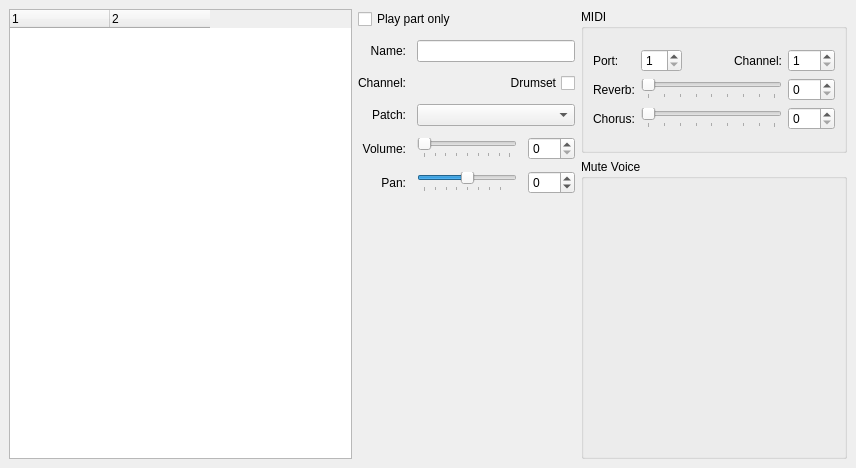
Above: mscore/mixer.ui from Obliquely/MuseScore before the change. Below: the same form after it.
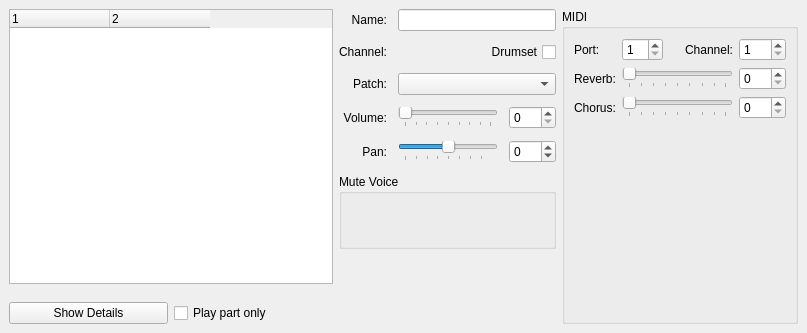
That is the form after the change.

Commit message: Context menu + experiment with show/hide details

```diff
--- a/mscore/mixer.ui
+++ b/mscore/mixer.ui
@@ -9,8 +9,8 @@
    <rect>
     <x>0</x>
     <y>0</y>
-    <width>856</width>
-    <height>468</height>
+    <width>807</width>
+    <height>333</height>
    </rect>
   </property>
   <property name="focusPolicy">
@@ -28,10 +28,7 @@
   <widget class="QWidget" name="dockWidgetContents">
    <layout class="QGridLayout" name="gridLayout_3">
     <item row="0" column="0">
-     <layout class="QGridLayout" name="mainGrid" columnstretch="2,0,0,0">
-      <item row="1" column="3">
-       <layout class="QGridLayout" name="gridLayout"/>
-      </item>
+     <layout class="QGridLayout" name="mainGrid" columnstretch="2,0,0">
       <item row="1" column="0">
        <widget class="QTreeWidget" name="mixerTreeWidget">
         <property name="sizePolicy">
@@ -76,235 +73,8 @@
         </column>
        </widget>
       </item>
-      <item row="1" column="1">
-       <layout class="QGridLayout" name="soundGroupBox">
-        <property name="spacing">
-         <number>11</number>
-        </property>
-        <item row="7" column="0">
-         <widget class="QLabel" name="labelPan">
-          <property name="text">
-           <string>Pan:</string>
-          </property>
-          <property name="alignment">
-           <set>Qt::AlignRight|Qt::AlignTrailing|Qt::AlignVCenter</set>
-          </property>
-         </widget>
-        </item>
-        <item row="7" column="2">
-         <widget class="QDoubleSpinBox" name="panSpinBox">
-          <property name="toolTip">
-           <string>Pan</string>
-          </property>
-          <property name="decimals">
-           <number>0</number>
-          </property>
-          <property name="minimum">
-           <double>-63.000000000000000</double>
-          </property>
-          <property name="maximum">
-           <double>64.000000000000000</double>
-          </property>
-         </widget>
-        </item>
-        <item row="2" column="1" colspan="2">
-         <layout class="QHBoxLayout" name="horizontalLayout_4">
-          <item>
-           <widget class="QLabel" name="channelLabel">
-            <property name="toolTip">
-             <string>Channel name</string>
-            </property>
-            <property name="text">
-             <string/>
-            </property>
-           </widget>
-          </item>
-          <item>
-           <widget class="QCheckBox" name="drumkitCheck">
-            <property name="sizePolicy">
-             <sizepolicy hsizetype="Preferred" vsizetype="Fixed">
-              <horstretch>0</horstretch>
-              <verstretch>0</verstretch>
-             </sizepolicy>
-            </property>
-            <property name="layoutDirection">
-             <enum>Qt::RightToLeft</enum>
-            </property>
-            <property name="text">
-             <string>Drumset</string>
-            </property>
-           </widget>
-          </item>
-         </layout>
-        </item>
-        <item row="3" column="0" rowspan="2">
-         <widget class="QLabel" name="labelPatch">
-          <property name="text">
-           <string>Patch:</string>
-          </property>
-          <property name="alignment">
-           <set>Qt::AlignRight|Qt::AlignTrailing|Qt::AlignVCenter</set>
-          </property>
-         </widget>
-        </item>
-        <item row="1" column="1" colspan="2">
-         <widget class="QLineEdit" name="partNameLineEdit">
-          <property name="toolTip">
-           <string>Part name</string>
-          </property>
-         </widget>
-        </item>
-        <item row="2" column="0">
-         <widget class="QLabel" name="labelChannel">
-          <property name="text">
-           <string>Channel:</string>
-          </property>
-          <property name="alignment">
-           <set>Qt::AlignRight|Qt::AlignTrailing|Qt::AlignVCenter</set>
-          </property>
-         </widget>
-        </item>
-        <item row="1" column="0">
-         <widget class="QLabel" name="labelName">
-          <property name="text">
-           <string>Name:</string>
-          </property>
-          <property name="alignment">
-           <set>Qt::AlignRight|Qt::AlignTrailing|Qt::AlignVCenter</set>
-          </property>
-         </widget>
-        </item>
-        <item row="3" column="1" rowspan="2" colspan="2">
-         <widget class="QComboBox" name="patchCombo">
-          <property name="sizePolicy">
-           <sizepolicy hsizetype="Expanding" vsizetype="Fixed">
-            <horstretch>0</horstretch>
-            <verstretch>0</verstretch>
-           </sizepolicy>
-          </property>
-          <property name="minimumSize">
-           <size>
-            <width>100</width>
-            <height>0</height>
-           </size>
-          </property>
-          <property name="toolTip">
-           <string>Patch voice</string>
-          </property>
-         </widget>
-        </item>
-        <item row="7" column="1">
-         <widget class="QSlider" name="panSlider">
-          <property name="minimumSize">
-           <size>
-            <width>100</width>
-            <height>0</height>
-           </size>
-          </property>
-          <property name="toolTip">
-           <string>Pan</string>
-          </property>
-          <property name="minimum">
-           <number>-63</number>
-          </property>
-          <property name="maximum">
-           <number>63</number>
-          </property>
-          <property name="pageStep">
-           <number>16</number>
-          </property>
-          <property name="orientation">
-           <enum>Qt::Horizontal</enum>
-          </property>
-          <property name="tickPosition">
-           <enum>QSlider::TicksBelow</enum>
-          </property>
-          <property name="tickInterval">
-           <number>16</number>
-          </property>
-         </widget>
-        </item>
-        <item row="5" column="1" rowspan="2">
-         <widget class="QSlider" name="volumeSlider">
-          <property name="minimumSize">
-           <size>
-            <width>100</width>
-            <height>0</height>
-           </size>
-          </property>
-          <property name="toolTip">
-           <string>Volume</string>
-          </property>
-          <property name="styleSheet">
-           <string notr="true"/>
-          </property>
-          <property name="minimum">
-           <number>0</number>
-          </property>
-          <property name="maximum">
-           <number>127</number>
-          </property>
-          <property name="pageStep">
-           <number>16</number>
-          </property>
-          <property name="orientation">
-           <enum>Qt::Horizontal</enum>
-          </property>
-          <property name="tickPosition">
-           <enum>QSlider::TicksBelow</enum>
-          </property>
-          <property name="tickInterval">
-           <number>16</number>
-          </property>
-         </widget>
-        </item>
-        <item row="5" column="2" rowspan="2">
-         <widget class="QDoubleSpinBox" name="volumeSpinBox">
-          <property name="toolTip">
-           <string>Volume</string>
-          </property>
-          <property name="decimals">
-           <number>0</number>
-          </property>
-          <property name="maximum">
-           <double>127.000000000000000</double>
-          </property>
-         </widget>
-        </item>
-        <item row="5" column="0" rowspan="2">
-         <widget class="QLabel" name="labelVolume">
-          <property name="text">
-           <string>Volume:</string>
-          </property>
-          <property name="alignment">
-           <set>Qt::AlignRight|Qt::AlignTrailing|Qt::AlignVCenter</set>
-          </property>
-         </widget>
-        </item>
-        <item row="8" column="0">
-         <spacer name="verticalSpacer">
-          <property name="orientation">
-           <enum>Qt::Vertical</enum>
-          </property>
-          <property name="sizeHint" stdset="0">
-           <size>
-            <width>20</width>
-            <height>40</height>
-           </size>
-          </property>
-         </spacer>
-        </item>
-        <item row="0" column="0" colspan="3">
-         <widget class="QCheckBox" name="partOnlyCheckBox">
-          <property name="text">
-           <string>Play part only</string>
-          </property>
-         </widget>
-        </item>
-       </layout>
-      </item>
-      <item row="1" column="2">
-       <layout class="QVBoxLayout" name="verticalLayout">
+      <item row="1" column="2" rowspan="2">
+       <layout class="QVBoxLayout" name="midiAndMuteLayout">
         <item>
          <widget class="QGroupBox" name="midiGroupBox">
           <property name="sizePolicy">
@@ -334,42 +104,16 @@
           <layout class="QGridLayout" name="gridLayout_2">
            <item row="0" column="0">
             <layout class="QGridLayout" name="midiGrid">
-             <item row="2" column="1" colspan="3">
-              <widget class="QSlider" name="chorusSlider">
-               <property name="minimumSize">
-                <size>
-                 <width>75</width>
-                 <height>0</height>
-                </size>
-               </property>
+             <item row="2" column="4">
+              <widget class="QDoubleSpinBox" name="chorusSpinBox">
                <property name="toolTip">
                 <string>MIDI OUT chorus</string>
                </property>
+               <property name="decimals">
+                <number>0</number>
+               </property>
                <property name="maximum">
-                <number>127</number>
-               </property>
-               <property name="orientation">
-                <enum>Qt::Horizontal</enum>
-               </property>
-               <property name="tickPosition">
-                <enum>QSlider::TicksBelow</enum>
-               </property>
-               <property name="tickInterval">
-                <number>16</number>
-               </property>
-              </widget>
-             </item>
-             <item row="1" column="0">
-              <widget class="QLabel" name="labelReverb">
-               <property name="text">
-                <string>Reverb:</string>
-               </property>
-              </widget>
-             </item>
-             <item row="0" column="0">
-              <widget class="QLabel" name="labelPort">
-               <property name="text">
-                <string>Port:</string>
+                <double>127.000000000000000</double>
                </property>
               </widget>
              </item>
@@ -380,6 +124,19 @@
                </property>
               </widget>
              </item>
+             <item row="0" column="2">
+              <spacer name="horizontalSpacer">
+               <property name="orientation">
+                <enum>Qt::Horizontal</enum>
+               </property>
+               <property name="sizeHint" stdset="0">
+                <size>
+                 <width>10</width>
+                 <height>20</height>
+                </size>
+               </property>
+              </spacer>
+             </item>
              <item row="0" column="4">
               <widget class="QSpinBox" name="channelSpinBox">
                <property name="toolTip">
@@ -400,29 +157,28 @@
                </property>
               </widget>
              </item>
-             <item row="1" column="4">
-              <widget class="QDoubleSpinBox" name="reverbSpinBox">
-               <property name="toolTip">
-                <string>MIDI OUT reverb</string>
+             <item row="2" column="1" colspan="3">
+              <widget class="QSlider" name="chorusSlider">
+               <property name="minimumSize">
+                <size>
+                 <width>75</width>
+                 <height>0</height>
+                </size>
                </property>
-               <property name="decimals">
-                <number>0</number>
-               </property>
-               <property name="maximum">
-                <double>127.000000000000000</double>
-               </property>
-              </widget>
-             </item>
-             <item row="2" column="4">
-              <widget class="QDoubleSpinBox" name="chorusSpinBox">
                <property name="toolTip">
                 <string>MIDI OUT chorus</string>
                </property>
-               <property name="decimals">
-                <number>0</number>
-               </property>
                <property name="maximum">
-                <double>127.000000000000000</double>
+                <number>127</number>
+               </property>
+               <property name="orientation">
+                <enum>Qt::Horizontal</enum>
+               </property>
+               <property name="tickPosition">
+                <enum>QSlider::TicksBelow</enum>
+               </property>
+               <property name="tickInterval">
+                <number>16</number>
                </property>
               </widget>
              </item>
@@ -439,6 +195,13 @@
                </property>
               </widget>
              </item>
+             <item row="1" column="0">
+              <widget class="QLabel" name="labelReverb">
+               <property name="text">
+                <string>Reverb:</string>
+               </property>
+              </widget>
+             </item>
              <item row="1" column="1" colspan="3">
               <widget class="QSlider" name="reverbSlider">
                <property name="minimumSize">
@@ -464,15 +227,35 @@
                </property>
               </widget>
              </item>
-             <item row="0" column="2">
-              <spacer name="horizontalSpacer">
+             <item row="0" column="0">
+              <widget class="QLabel" name="labelPort">
+               <property name="text">
+                <string>Port:</string>
+               </property>
+              </widget>
+             </item>
+             <item row="1" column="4">
+              <widget class="QDoubleSpinBox" name="reverbSpinBox">
+               <property name="toolTip">
+                <string>MIDI OUT reverb</string>
+               </property>
+               <property name="decimals">
+                <number>0</number>
+               </property>
+               <property name="maximum">
+                <double>127.000000000000000</double>
+               </property>
+              </widget>
+             </item>
+             <item row="3" column="0" colspan="5">
+              <spacer name="verticalSpacer_3">
                <property name="orientation">
-                <enum>Qt::Horizontal</enum>
+                <enum>Qt::Vertical</enum>
                </property>
                <property name="sizeHint" stdset="0">
                 <size>
-                 <width>40</width>
-                 <height>20</height>
+                 <width>20</width>
+                 <height>40</height>
                 </size>
                </property>
               </spacer>
@@ -482,7 +265,196 @@
           </layout>
          </widget>
         </item>
+       </layout>
+      </item>
+      <item row="2" column="0">
+       <layout class="QHBoxLayout" name="horizontalLayout">
+        <property name="topMargin">
+         <number>12</number>
+        </property>
         <item>
+         <widget class="QPushButton" name="showDetailsButton">
+          <property name="text">
+           <string>Show Details</string>
+          </property>
+         </widget>
+        </item>
+        <item>
+         <widget class="QCheckBox" name="partOnlyCheckBox">
+          <property name="text">
+           <string>Play part only</string>
+          </property>
+         </widget>
+        </item>
+       </layout>
+      </item>
+      <item row="1" column="1" rowspan="2">
+       <layout class="QGridLayout" name="patchDetailsLayout">
+        <property name="spacing">
+         <number>11</number>
+        </property>
+        <item row="7" column="1">
+         <widget class="QSlider" name="panSlider">
+          <property name="minimumSize">
+           <size>
+            <width>100</width>
+            <height>0</height>
+           </size>
+          </property>
+          <property name="toolTip">
+           <string>Pan</string>
+          </property>
+          <property name="minimum">
+           <number>-63</number>
+          </property>
+          <property name="maximum">
+           <number>63</number>
+          </property>
+          <property name="pageStep">
+           <number>16</number>
+          </property>
+          <property name="orientation">
+           <enum>Qt::Horizontal</enum>
+          </property>
+          <property name="tickPosition">
+           <enum>QSlider::TicksBelow</enum>
+          </property>
+          <property name="tickInterval">
+           <number>16</number>
+          </property>
+         </widget>
+        </item>
+        <item row="5" column="1" rowspan="2">
+         <widget class="QSlider" name="volumeSlider">
+          <property name="minimumSize">
+           <size>
+            <width>100</width>
+            <height>0</height>
+           </size>
+          </property>
+          <property name="toolTip">
+           <string>Volume</string>
+          </property>
+          <property name="styleSheet">
+           <string notr="true"/>
+          </property>
+          <property name="minimum">
+           <number>0</number>
+          </property>
+          <property name="maximum">
+           <number>127</number>
+          </property>
+          <property name="pageStep">
+           <number>16</number>
+          </property>
+          <property name="orientation">
+           <enum>Qt::Horizontal</enum>
+          </property>
+          <property name="tickPosition">
+           <enum>QSlider::TicksBelow</enum>
+          </property>
+          <property name="tickInterval">
+           <number>16</number>
+          </property>
+         </widget>
+        </item>
+        <item row="1" column="1" colspan="2">
+         <widget class="QLineEdit" name="partNameLineEdit">
+          <property name="toolTip">
+           <string>Part name</string>
+          </property>
+         </widget>
+        </item>
+        <item row="5" column="2" rowspan="2">
+         <widget class="QDoubleSpinBox" name="volumeSpinBox">
+          <property name="toolTip">
+           <string>Volume</string>
+          </property>
+          <property name="decimals">
+           <number>0</number>
+          </property>
+          <property name="maximum">
+           <double>127.000000000000000</double>
+          </property>
+         </widget>
+        </item>
+        <item row="7" column="2">
+         <widget class="QDoubleSpinBox" name="panSpinBox">
+          <property name="toolTip">
+           <string>Pan</string>
+          </property>
+          <property name="decimals">
+           <number>0</number>
+          </property>
+          <property name="minimum">
+           <double>-63.000000000000000</double>
+          </property>
+          <property name="maximum">
+           <double>64.000000000000000</double>
+          </property>
+         </widget>
+        </item>
+        <item row="2" column="0">
+         <widget class="QLabel" name="labelChannel">
+          <property name="text">
+           <string>Channel:</string>
+          </property>
+          <property name="alignment">
+           <set>Qt::AlignRight|Qt::AlignTrailing|Qt::AlignVCenter</set>
+          </property>
+         </widget>
+        </item>
+        <item row="5" column="0" rowspan="2">
+         <widget class="QLabel" name="labelVolume">
+          <property name="text">
+           <string>Volume:</string>
+          </property>
+          <property name="alignment">
+           <set>Qt::AlignRight|Qt::AlignTrailing|Qt::AlignVCenter</set>
+          </property>
+         </widget>
+        </item>
+        <item row="2" column="1" colspan="2">
+         <layout class="QHBoxLayout" name="horizontalLayout_4">
+          <item>
+           <widget class="QLabel" name="channelLabel">
+            <property name="toolTip">
+             <string>Channel name</string>
+            </property>
+            <property name="text">
+             <string/>
+            </property>
+           </widget>
+          </item>
+          <item>
+           <widget class="QCheckBox" name="drumkitCheck">
+            <property name="sizePolicy">
+             <sizepolicy hsizetype="Preferred" vsizetype="Fixed">
+              <horstretch>0</horstretch>
+              <verstretch>0</verstretch>
+             </sizepolicy>
+            </property>
+            <property name="layoutDirection">
+             <enum>Qt::RightToLeft</enum>
+            </property>
+            <property name="text">
+             <string>Drumset</string>
+            </property>
+           </widget>
+          </item>
+         </layout>
+        </item>
+        <item row="1" column="0">
+         <widget class="QLabel" name="labelName">
+          <property name="text">
+           <string>Name:</string>
+          </property>
+          <property name="alignment">
+           <set>Qt::AlignRight|Qt::AlignTrailing|Qt::AlignVCenter</set>
+          </property>
+         </widget>
+        </item>
+        <item row="8" column="0" colspan="3">
          <widget class="QGroupBox" name="mutePerVoiceBox">
           <property name="sizePolicy">
            <sizepolicy hsizetype="Minimum" vsizetype="Expanding">
@@ -545,22 +517,61 @@
              </item>
             </layout>
            </item>
-           <item>
-            <spacer name="verticalSpacer_2">
-             <property name="orientation">
-              <enum>Qt::Vertical</enum>
-             </property>
-             <property name="sizeHint" stdset="0">
-              <size>
-               <width>20</width>
-               <height>40</height>
-              </size>
-             </property>
-            </spacer>
-           </item>
           </layout>
          </widget>
         </item>
+        <item row="3" column="0" rowspan="2">
+         <widget class="QLabel" name="labelPatch">
+          <property name="text">
+           <string>Patch:</string>
+          </property>
+          <property name="alignment">
+           <set>Qt::AlignRight|Qt::AlignTrailing|Qt::AlignVCenter</set>
+          </property>
+         </widget>
+        </item>
+        <item row="9" column="0">
+         <spacer name="verticalSpacer_2">
+          <property name="orientation">
+           <enum>Qt::Vertical</enum>
+          </property>
+          <property name="sizeHint" stdset="0">
+           <size>
+            <width>20</width>
+            <height>40</height>
+           </size>
+          </property>
+         </spacer>
+        </item>
+        <item row="7" column="0">
+         <widget class="QLabel" name="labelPan">
+          <property name="text">
+           <string>Pan:</string>
+          </property>
+          <property name="alignment">
+           <set>Qt::AlignRight|Qt::AlignTrailing|Qt::AlignVCenter</set>
+          </property>
+         </widget>
+        </item>
+        <item row="3" column="1" rowspan="2" colspan="2">
+         <widget class="QComboBox" name="patchCombo">
+          <property name="sizePolicy">
+           <sizepolicy hsizetype="Expanding" vsizetype="Fixed">
+            <horstretch>0</horstretch>
+            <verstretch>0</verstretch>
+           </sizepolicy>
+          </property>
+          <property name="minimumSize">
+           <size>
+            <width>100</width>
+            <height>0</height>
+           </size>
+          </property>
+          <property name="toolTip">
+           <string>Patch voice</string>
+          </property>
+         </widget>
+        </item>
        </layout>
       </item>
      </layout>
```
The commit also changes 2 other files.
